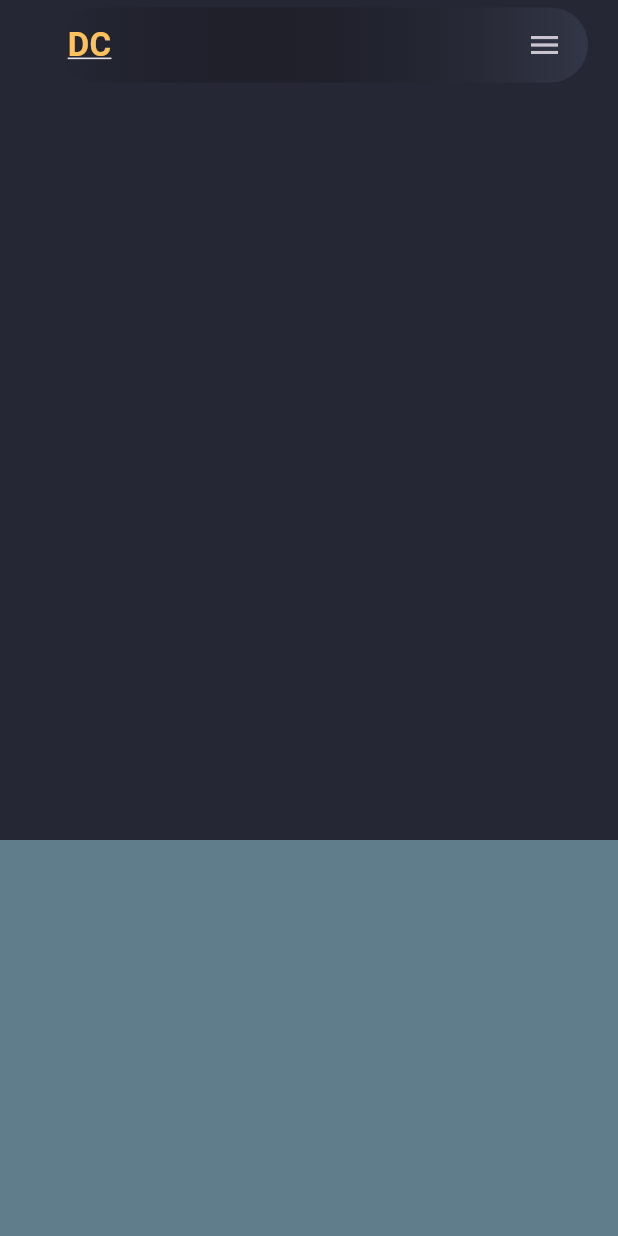
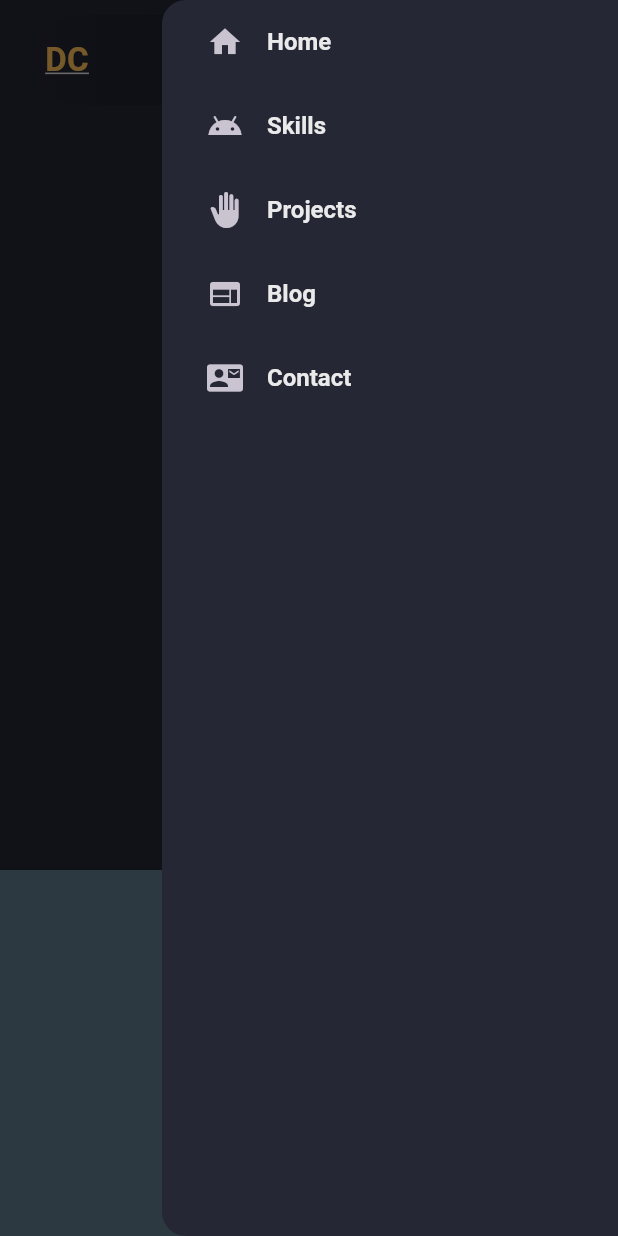
Before and after one commit to Devesh190/Flutter_portfolio, a Flutter app: the screen it shows after launch, after a tap on the "menu" icon, on a phone screen of 412 x 824 dp. Run offline on Flutter 3.47's test engine with Material 3 defaults, Android fonts, the phone set to English and light mode, and no system bars.

Commit message:
Responsive Navbar

```diff
--- a/lib/constants/nav_items.dart
+++ b/lib/constants/nav_items.dart
@@ -1,3 +1,5 @@
+import 'package:flutter/material.dart';
+
 List<String> navTitles = [
   "Home",
   "Skills",
@@ -5,3 +7,11 @@ List<String> navTitles = [
   "Blog",
   "Contact"
   ];
+
+  List navIcons = [
+    Icons.home,
+    Icons.android_outlined,
+    Icons.back_hand,
+    Icons.web,
+    Icons.quick_contacts_mail
+  ];
--- /dev/null
+++ b/lib/constants/size.dart
@@ -0,0 +1 @@
+const double kMinDesktopWith = 600.0;
--- a/lib/pages/home_page.dart
+++ b/lib/pages/home_page.dart
@@ -1,9 +1,15 @@
 import 'package:flutter/material.dart';
+import 'package:flutter/rendering.dart';
+import 'package:flutter/widgets.dart';
 import 'package:portfolio/styles/style.dart';
 import 'package:portfolio/widget/header_desktop.dart';
+import 'package:portfolio/widget/header_mobile.dart';
 import 'package:portfolio/widget/site_logo.dart';
 
 import '../constants/colors.dart';
+import '../constants/nav_items.dart';
+import '../constants/size.dart';
+import '../widget/Mobile_drawer.dart';
 
 class HomePage extends StatefulWidget {
   const HomePage({super.key});
@@ -15,27 +21,23 @@ class HomePage extends StatefulWidget {
 class _HomePageState extends State<HomePage> {
   @override
   Widget build(BuildContext context) {
+    final scaffoldKey = GlobalKey<ScaffoldState>();
+    return LayoutBuilder(builder: (context, constraints) {
       return Scaffold(
+        key: scaffoldKey,
         backgroundColor: CustomColor.scaffoldBg,
+        endDrawer: constraints.maxWidth >= kMinDesktopWith ? null : const MobileDrawer(),
         body: ListView(
           scrollDirection: Axis.vertical,
           children: [
             //MAIN
-          // const HeaderDesktop(),
-          Container(
-            height: 50,
-            margin: const EdgeInsets.fromLTRB(40, 5, 20, 5),
-            padding: const EdgeInsets.all(5),
-            decoration: kHedarDecoration,
-            child: Row(
-              mainAxisAlignment: MainAxisAlignment.spaceBetween,
-              children: [
-                SiteLogo(
-                  onTap: () {},
-                ),
-                IconButton(onPressed: () {}, icon: const Icon(Icons.menu)),
-              ],
-            ),
+            constraints.maxWidth >= kMinDesktopWith
+                ? const HeaderDesktop()
+                : HeaderMobile(
+                    onLogoTap: () {},
+                    onMenuTap: () {
+                      scaffoldKey.currentState?.openEndDrawer();
+                    },
                   ),
             Container(
               height: 500,
@@ -61,5 +63,6 @@ class _HomePageState extends State<HomePage> {
           ],
         ),
       );
+    });
   }
 }
--- /dev/null
+++ b/lib/widget/Mobile_drawer.dart
@@ -0,0 +1,33 @@
+import 'package:flutter/material.dart';
+
+import '../constants/colors.dart';
+import '../constants/nav_items.dart';
+
+class MobileDrawer extends StatefulWidget {
+  const MobileDrawer({super.key});
+
+  @override
+  State<MobileDrawer> createState() => _MobileDrawerState();
+}
+
+class _MobileDrawerState extends State<MobileDrawer> {
+  @override
+  Widget build(BuildContext context) {
+    return  Drawer(
+          backgroundColor: CustomColor.scaffoldBg,
+          child: ListView.builder(
+              itemCount: navIcons.length,
+              itemBuilder: (context, index) {
+                return ListTile(
+                  contentPadding:
+                      const EdgeInsets.symmetric(horizontal: 30),
+                  leading: Icon(navIcons[index]),
+                  title: Text(navTitles[index]),
+                  titleTextStyle: const TextStyle(
+                      color: CustomColor.whitePrimary,
+                      fontWeight: FontWeight.w600,
+                      fontSize: 16),
+                );
+              }));
+  }
+}
--- a/lib/pages/header_mobile.dart
+++ b/lib/widget/header_mobile.dart
@@ -1,7 +1,7 @@
 import 'package:flutter/material.dart';
 
 import '../styles/style.dart';
-import '../widget/site_logo.dart';
+import 'site_logo.dart';
 
 class HeaderMobile extends StatelessWidget {
   const HeaderMobile({super.key, this.onLogoTap, this.onMenuTap});
@@ -11,9 +11,9 @@ class HeaderMobile extends StatelessWidget {
   @override
   Widget build(BuildContext context) {
     return Container(
-      height: 50,
-      margin: const EdgeInsets.fromLTRB(40, 5, 20, 5),
-      padding: const EdgeInsets.all(5),
+      height: 60,
+      margin: const EdgeInsets.symmetric(vertical: 10, horizontal: 20),
+      padding: const EdgeInsets.all(10),
       decoration: kHedarDecoration,
       child: Row(
         mainAxisAlignment: MainAxisAlignment.spaceBetween,
```
Lines whose indentation alone changed are shown as unchanged.
